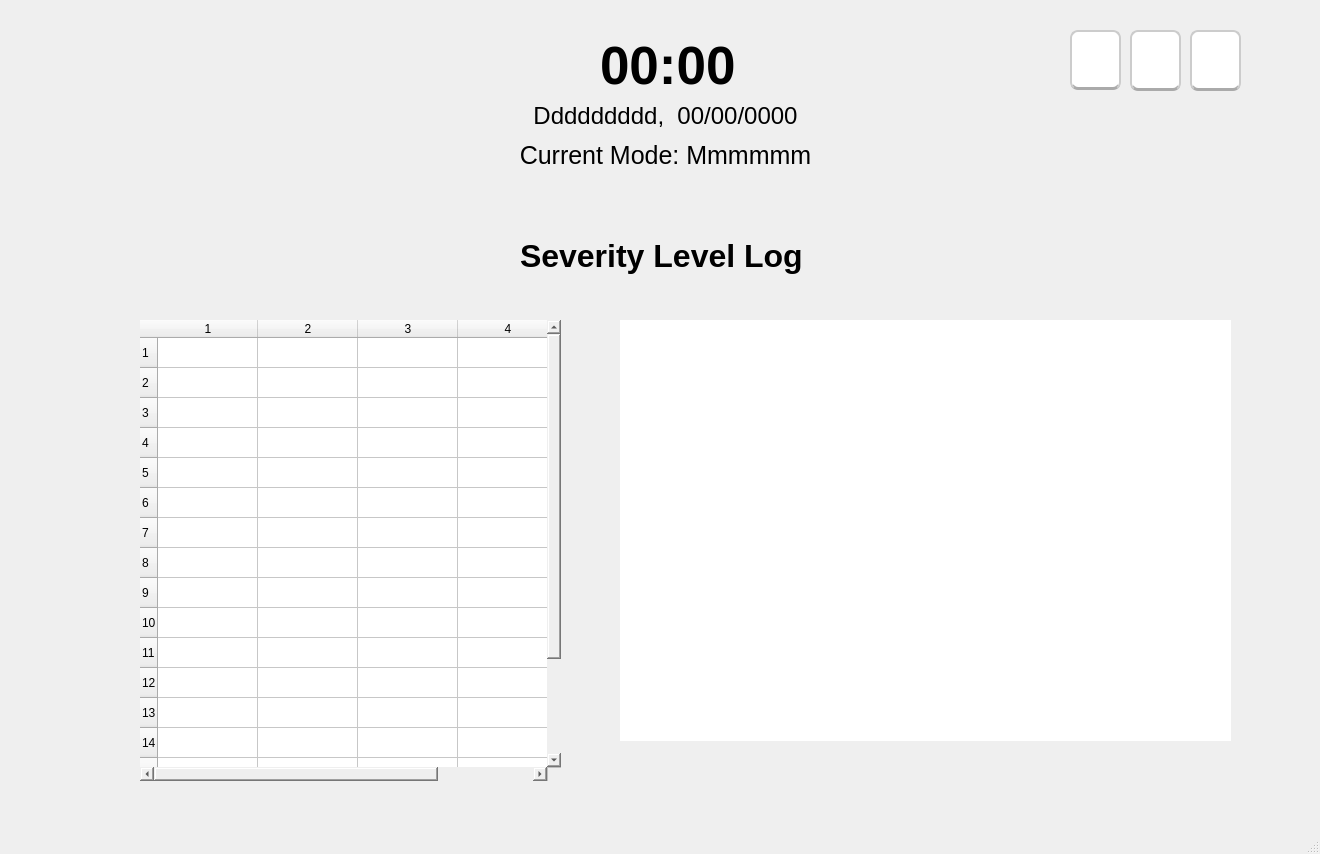
Before: the Qt Designer form UI/main-landscape-high-final.ui in nazzhrf/PGC-inverter-onsite, drawn with Qt 5.
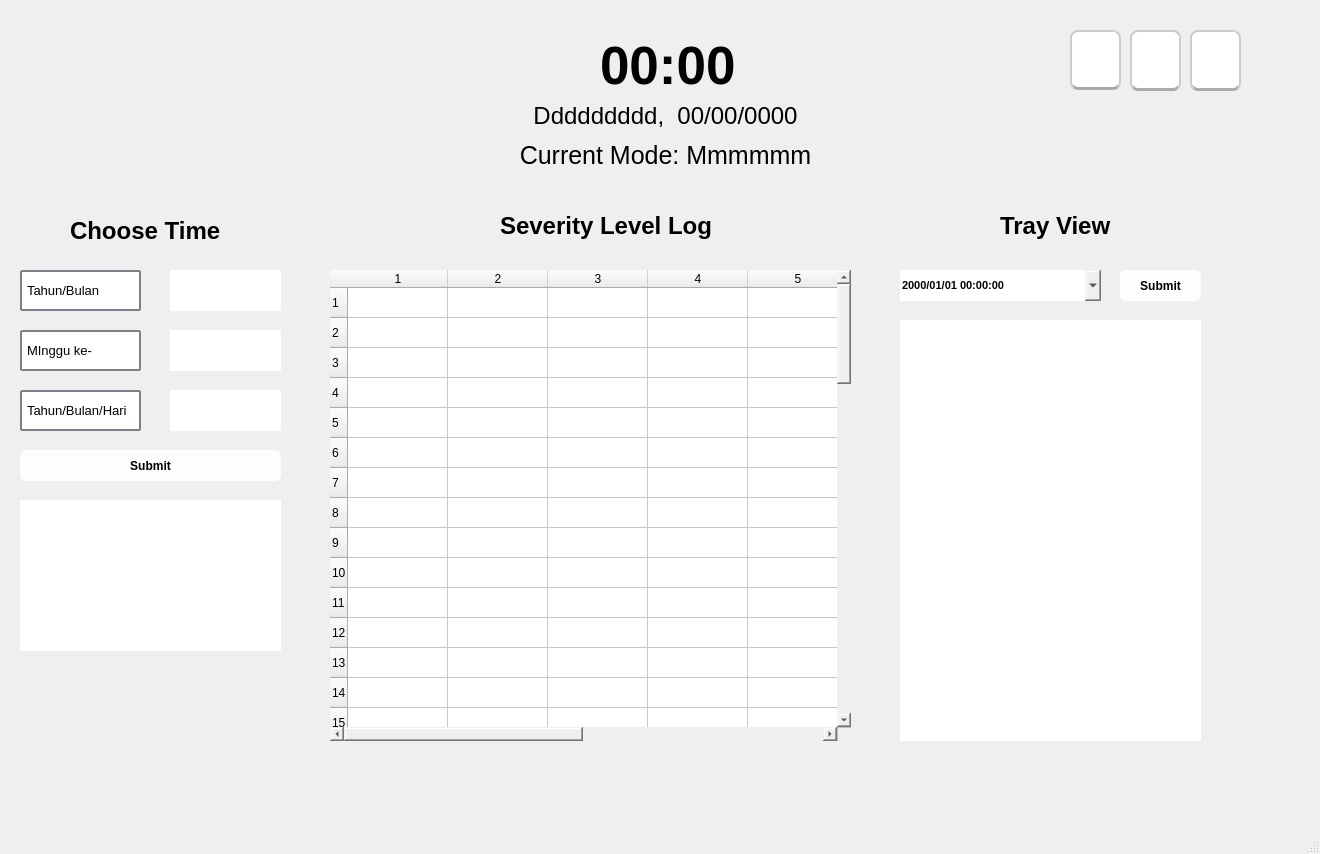
After: the same form once the commit is applied. The open tabs and pages were chosen to show the change. Icons and pictures are not drawn.

```diff
--- a/UI/main-landscape-high-final.ui
+++ b/UI/main-landscape-high-final.ui
@@ -3753,17 +3753,17 @@
      <widget class="QTableWidget" name="severityTable">
       <property name="geometry">
        <rect>
-        <x>140</x>
-        <y>140</y>
-        <width>421</width>
-        <height>461</height>
+        <x>330</x>
+        <y>90</y>
+        <width>521</width>
+        <height>471</height>
        </rect>
       </property>
       <property name="rowCount">
-       <number>18</number>
+       <number>60</number>
       </property>
       <property name="columnCount">
-       <number>4</number>
+       <number>8</number>
       </property>
       <row/>
       <row/>
@@ -3783,6 +3783,52 @@
       <row/>
       <row/>
       <row/>
+      <row/>
+      <row/>
+      <row/>
+      <row/>
+      <row/>
+      <row/>
+      <row/>
+      <row/>
+      <row/>
+      <row/>
+      <row/>
+      <row/>
+      <row/>
+      <row/>
+      <row/>
+      <row/>
+      <row/>
+      <row/>
+      <row/>
+      <row/>
+      <row/>
+      <row/>
+      <row/>
+      <row/>
+      <row/>
+      <row/>
+      <row/>
+      <row/>
+      <row/>
+      <row/>
+      <row/>
+      <row/>
+      <row/>
+      <row/>
+      <row/>
+      <row/>
+      <row/>
+      <row/>
+      <row/>
+      <row/>
+      <row/>
+      <row/>
+      <column/>
+      <column/>
+      <column/>
+      <column/>
       <column/>
       <column/>
       <column/>
@@ -3791,9 +3837,9 @@
      <widget class="QLabel" name="trayCamera">
       <property name="geometry">
        <rect>
-        <x>620</x>
+        <x>900</x>
         <y>140</y>
-        <width>611</width>
+        <width>301</width>
         <height>421</height>
        </rect>
       </property>
@@ -3804,11 +3850,256 @@
        <string/>
       </property>
      </widget>
-     <widget class="QPushButton" name="goDashboardFromLight_2">
+     <widget class="QLabel" name="logLogo">
       <property name="geometry">
        <rect>
-        <x>50</x>
+        <x>460</x>
+        <y>60</y>
+        <width>51</width>
+        <height>41</height>
+       </rect>
+      </property>
+      <property name="text">
+       <string/>
+      </property>
+      <property name="pixmap">
+       <pixmap>../../../../Users/VICTUS/Downloads/1960242.png</pixmap>
+      </property>
+      <property name="scaledContents">
+       <bool>true</bool>
+      </property>
+     </widget>
+     <widget class="QLabel" name="chooseYearMonth">
+      <property name="geometry">
+       <rect>
+        <x>20</x>
+        <y>90</y>
+        <width>121</width>
+        <height>41</height>
+       </rect>
+      </property>
+      <property name="font">
+       <font>
+        <pointsize>10</pointsize>
+        <weight>50</weight>
+        <bold>false</bold>
+       </font>
+      </property>
+      <property name="styleSheet">
+       <string notr="true">#chooseYearMonth {
+    border: 2px solid #4CAF50;
+    border-radius: 1px;
+    padding: 2px;
+	background-color: rgb(255, 255, 255);
+	border-color: rgb(123, 128, 137);
+}
+</string>
+      </property>
+      <property name="text">
+       <string>Tahun/Bulan</string>
+      </property>
+      <property name="wordWrap">
+       <bool>true</bool>
+      </property>
+     </widget>
+     <widget class="QLabel" name="chooseWeek">
+      <property name="geometry">
+       <rect>
+        <x>20</x>
+        <y>150</y>
+        <width>121</width>
+        <height>41</height>
+       </rect>
+      </property>
+      <property name="font">
+       <font>
+        <pointsize>10</pointsize>
+        <weight>50</weight>
+        <bold>false</bold>
+       </font>
+      </property>
+      <property name="styleSheet">
+       <string notr="true">#chooseYearMonth, #chooseWeek, #chooseDate {
+    border: 2px solid #4CAF50;
+    border-radius: 1px;
+    padding: 2px;
+	background-color: rgb(255, 255, 255);
+	border-color: rgb(123, 128, 137);
+}
+</string>
+      </property>
+      <property name="text">
+       <string>MInggu ke-</string>
+      </property>
+      <property name="wordWrap">
+       <bool>true</bool>
+      </property>
+     </widget>
+     <widget class="QPushButton" name="submitDateTime">
+      <property name="geometry">
+       <rect>
+        <x>20</x>
+        <y>270</y>
+        <width>261</width>
+        <height>31</height>
+       </rect>
+      </property>
+      <property name="styleSheet">
+       <string notr="true">QPushButton {
+	background-color: rgb(253, 253, 253);
+    border-color: #2E8B57; /* SeaGreen */
+    color: black;
+    font-weight: bold;
+    border: none;
+    border-radius: 6px;
+    padding: 8px 16px;
+}
+
+QPushButton:hover {
+	border-color: rgb(85, 85, 255);
+	background-color: rgb(166, 205, 255);
+}
+
+QPushButton:pressed {
+    background-color: rgb(176, 176, 255);
+}</string>
+      </property>
+      <property name="text">
+       <string>Submit</string>
+      </property>
+     </widget>
+     <widget class="QLabel" name="dashboardTitle_4">
+      <property name="geometry">
+       <rect>
+        <x>70</x>
         <y>40</y>
+        <width>151</width>
+        <height>21</height>
+       </rect>
+      </property>
+      <property name="font">
+       <font>
+        <pointsize>18</pointsize>
+        <weight>75</weight>
+        <bold>true</bold>
+       </font>
+      </property>
+      <property name="text">
+       <string>Choose Time</string>
+      </property>
+     </widget>
+     <widget class="QLabel" name="dashboardTitle_5">
+      <property name="geometry">
+       <rect>
+        <x>500</x>
+        <y>30</y>
+        <width>221</width>
+        <height>31</height>
+       </rect>
+      </property>
+      <property name="font">
+       <font>
+        <pointsize>18</pointsize>
+        <weight>75</weight>
+        <bold>true</bold>
+       </font>
+      </property>
+      <property name="text">
+       <string>Severity Level Log</string>
+      </property>
+     </widget>
+     <widget class="QDateTimeEdit" name="dateTimeEdit">
+      <property name="geometry">
+       <rect>
+        <x>900</x>
+        <y>90</y>
+        <width>201</width>
+        <height>31</height>
+       </rect>
+      </property>
+      <property name="font">
+       <font>
+        <pointsize>8</pointsize>
+        <weight>75</weight>
+        <bold>true</bold>
+       </font>
+      </property>
+      <property name="styleSheet">
+       <string notr="true">#QDateTimeEdit, QDateEdit, QSpinBox {
+    border: 2px solid #2E8B57;
+    border-radius: 6px;
+    padding: 4px;
+    background-color: #ffffff;
+    color: #333333;
+    font-size: 14px;
+    border-color: rgb(123, 128, 137);
+}</string>
+      </property>
+      <property name="displayFormat">
+       <string>yyyy/MM/dd HH:mm:ss</string>
+      </property>
+      <property name="calendarPopup">
+       <bool>true</bool>
+      </property>
+     </widget>
+     <widget class="QLabel" name="dashboardTitle_6">
+      <property name="geometry">
+       <rect>
+        <x>1000</x>
+        <y>30</y>
+        <width>121</width>
+        <height>31</height>
+       </rect>
+      </property>
+      <property name="font">
+       <font>
+        <pointsize>18</pointsize>
+        <weight>75</weight>
+        <bold>true</bold>
+       </font>
+      </property>
+      <property name="text">
+       <string>Tray View</string>
+      </property>
+     </widget>
+     <widget class="QPushButton" name="submitDateTime_2">
+      <property name="geometry">
+       <rect>
+        <x>1120</x>
+        <y>90</y>
+        <width>81</width>
+        <height>31</height>
+       </rect>
+      </property>
+      <property name="styleSheet">
+       <string notr="true">QPushButton {
+	background-color: rgb(253, 253, 253);
+    border-color: #2E8B57; /* SeaGreen */
+    color: black;
+    font-weight: bold;
+    border: none;
+    border-radius: 6px;
+    padding: 8px 16px;
+}
+
+QPushButton:hover {
+	border-color: rgb(85, 85, 255);
+	background-color: rgb(166, 205, 255);
+}
+
+QPushButton:pressed {
+    background-color: rgb(176, 176, 255);
+}</string>
+      </property>
+      <property name="text">
+       <string>Submit</string>
+      </property>
+     </widget>
+     <widget class="QPushButton" name="goDashboardFromDayNight_3">
+      <property name="geometry">
+       <rect>
+        <x>20</x>
+        <y>490</y>
         <width>60</width>
         <height>60</height>
        </rect>
@@ -3834,45 +4125,115 @@
        </size>
       </property>
      </widget>
-     <widget class="QLabel" name="dashboardTitle_2">
+     <widget class="QLabel" name="chooseDate">
       <property name="geometry">
        <rect>
-        <x>520</x>
-        <y>50</y>
-        <width>331</width>
-        <height>51</height>
+        <x>20</x>
+        <y>210</y>
+        <width>121</width>
+        <height>41</height>
        </rect>
       </property>
       <property name="font">
        <font>
-        <pointsize>24</pointsize>
-        <weight>75</weight>
-        <bold>true</bold>
+        <pointsize>10</pointsize>
+        <weight>50</weight>
+        <bold>false</bold>
        </font>
       </property>
-      <property name="text">
-       <string>Severity Level Log</string>
+      <property name="styleSheet">
+       <string notr="true">#chooseYearMonth, #chooseWeek, #chooseDate {
+    border: 2px solid #4CAF50;
+    border-radius: 1px;
+    padding: 2px;
+	background-color: rgb(255, 255, 255);
+	border-color: rgb(123, 128, 137);
+}
+</string>
       </property>
-     </widget>
-     <widget class="QLabel" name="logLogo">
-      <property name="geometry">
-       <rect>
-        <x>460</x>
-        <y>60</y>
-        <width>51</width>
-        <height>41</height>
-       </rect>
-      </property>
       <property name="text">
-       <string/>
+       <string>Tahun/Bulan/Hari</string>
       </property>
-      <property name="pixmap">
-       <pixmap>C:/Users/VICTUS/Downloads/1960242.png</pixmap>
-      </property>
-      <property name="scaledContents">
+      <property name="wordWrap">
        <bool>true</bool>
       </property>
      </widget>
+     <widget class="QListWidget" name="dateAndTimeList">
+      <property name="geometry">
+       <rect>
+        <x>20</x>
+        <y>320</y>
+        <width>261</width>
+        <height>151</height>
+       </rect>
+      </property>
+     </widget>
+     <widget class="QLineEdit" name="yearMonthLine">
+      <property name="geometry">
+       <rect>
+        <x>170</x>
+        <y>90</y>
+        <width>111</width>
+        <height>41</height>
+       </rect>
+      </property>
+      <property name="styleSheet">
+       <string notr="true">#QDateTimeEdit, QDateEdit, QSpinBox, yearMonthLine {
+    border: 20px solid #2E8B57;
+    border-radius: 6px;
+    padding: 4px;
+    background-color: #ffffff;
+    color: #333333;
+    font-size: 14px;
+    border-color: rgb(123, 128, 137);
+}</string>
+      </property>
+      <property name="text">
+       <string/>
+      </property>
+     </widget>
+     <widget class="QLineEdit" name="yearMonthLine_2">
+      <property name="geometry">
+       <rect>
+        <x>170</x>
+        <y>150</y>
+        <width>111</width>
+        <height>41</height>
+       </rect>
+      </property>
+      <property name="styleSheet">
+       <string notr="true">#QDateTimeEdit, QDateEdit, QSpinBox, yearMonthLine, yearMonthLine_2 {
+    border: 20px solid #2E8B57;
+    border-radius: 6px;
+    padding: 4px;
+    background-color: #ffffff;
+    color: #333333;
+    font-size: 14px;
+    border-color: rgb(123, 128, 137);
+}</string>
+      </property>
+     </widget>
+     <widget class="QLineEdit" name="yearMonthLine_3">
+      <property name="geometry">
+       <rect>
+        <x>170</x>
+        <y>210</y>
+        <width>111</width>
+        <height>41</height>
+       </rect>
+      </property>
+      <property name="styleSheet">
+       <string notr="true">#QDateTimeEdit, QDateEdit, QSpinBox, yearMonthLine, yearMonthLine_2 {
+    border: 20px solid #2E8B57;
+    border-radius: 6px;
+    padding: 4px;
+    background-color: #ffffff;
+    color: #333333;
+    font-size: 14px;
+    border-color: rgb(123, 128, 137);
+}</string>
+      </property>
+     </widget>
     </widget>
    </widget>
    <widget class="QLabel" name="actualTime">
```
